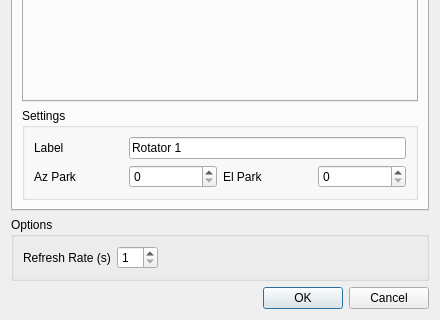
First picture: the form in dialogrotator.ui, repository PianetaRadio/CatRotator, before the edit; both pictures show x 0 to 440 and y 180 to 500 of the 440 by 500 pixel window.
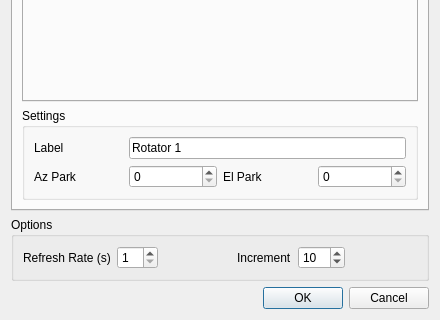
Second picture: the form after the edit.

The edit to the form file:
```diff
--- a/dialogrotator.ui
+++ b/dialogrotator.ui
@@ -486,6 +486,16 @@
       <string>Options</string>
      </property>
      <layout class="QGridLayout" name="gridLayout">
+      <item row="1" column="2">
+       <widget class="QSpinBox" name="spinBox_refreshRate">
+        <property name="minimum">
+         <number>1</number>
+        </property>
+        <property name="maximum">
+         <number>10</number>
+        </property>
+       </widget>
+      </item>
       <item row="1" column="0">
        <widget class="QLabel" name="label_refreshRate">
         <property name="text">
@@ -496,16 +506,29 @@
         </property>
        </widget>
       </item>
-      <item row="1" column="2">
-       <widget class="QSpinBox" name="spinBox_refreshRate">
+      <item row="1" column="5">
+       <widget class="QSpinBox" name="spinBox_incrementAz">
         <property name="minimum">
          <number>1</number>
         </property>
         <property name="maximum">
+         <number>180</number>
+        </property>
+        <property name="value">
          <number>10</number>
         </property>
        </widget>
       </item>
+      <item row="1" column="4">
+       <widget class="QLabel" name="label_incrementAz">
+        <property name="text">
+         <string>Increment</string>
+        </property>
+        <property name="buddy">
+         <cstring>spinBox_incrementAz</cstring>
+        </property>
+       </widget>
+      </item>
       <item row="1" column="3">
        <spacer name="horizontalSpacer">
         <property name="orientation">
@@ -519,6 +542,19 @@
         </property>
        </spacer>
       </item>
+      <item row="1" column="6">
+       <spacer name="horizontalSpacer_2">
+        <property name="orientation">
+         <enum>Qt::Horizontal</enum>
+        </property>
+        <property name="sizeHint" stdset="0">
+         <size>
+          <width>40</width>
+          <height>20</height>
+         </size>
+        </property>
+       </spacer>
+      </item>
      </layout>
     </widget>
    </item>
```
Left out of the diff: 10 changed lines with no effect on the pictures.
